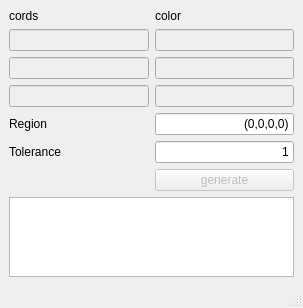
Above: main.ui from luoy2/colorPicker before the change. Below: the same form after it.
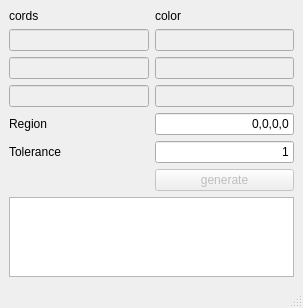
That is the form after the change.

Commit message: stop output [] in region edit; add a status bar showing current cords and pixel

Diff of the .ui file:
```diff
--- a/main.ui
+++ b/main.ui
@@ -91,7 +91,7 @@
     <item row="5" column="1">
      <widget class="QLineEdit" name="region_edit">
       <property name="text">
-       <string>(0,0,0,0)</string>
+       <string>0,0,0,0</string>
       </property>
       <property name="alignment">
        <set>Qt::AlignRight|Qt::AlignTrailing|Qt::AlignVCenter</set>
```
The commit also changes 1 other file.
